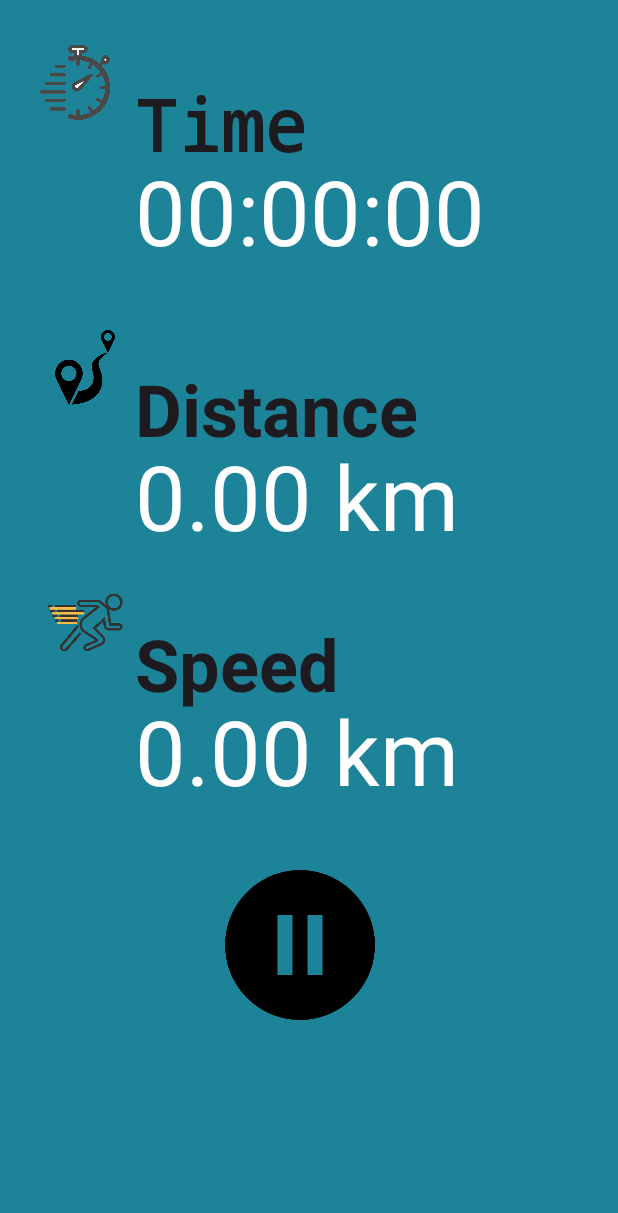
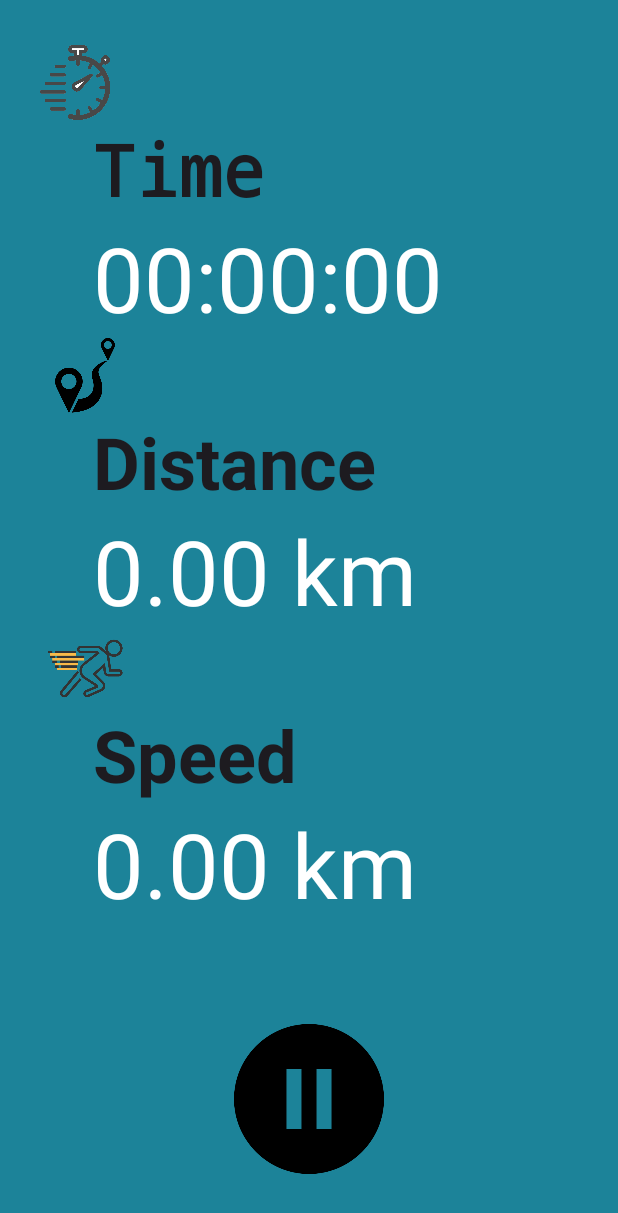
Before and after one commit to Emrik123/PaceKeeper, an Android app: the fragment RunnerView shown on its own in the app's theme, on a phone screen of 412 x 824 dp. Shown: the top 1213 px of the screen. Run offline under Robolectric (Android 15) with nearby library versions, the phone set to English and light mode, and no system bars.

Commit message:
Added more reasonable constraints for the runner view.
Changed the constraints in the runner view so that elements is relative to each other and the parent instead of being hard coded with margin from top and left.

```diff
--- a/app/src/main/java/com/example/pacekeeper/SessionFragment.java
+++ b/app/src/main/java/com/example/pacekeeper/SessionFragment.java
@@ -63,9 +63,8 @@ public class SessionFragment extends Fragment {
     }
 
     @Override
-    public View onCreateView(LayoutInflater inflater, ViewGroup container,
-                             Bundle savedInstanceState) {
-        // Inflate the layout for this fragment
+    public View onCreateView(LayoutInflater inflater, ViewGroup container, Bundle savedInstanceState) {
+
         View rootView = inflater.inflate(R.layout.fragment_session, container, false);
 
         ImageButton expandButton =rootView.findViewById(R.id.expand_button);
@@ -81,6 +80,6 @@ public class SessionFragment extends Fragment {
                 }
             }
         });
-        return inflater.inflate(R.layout.fragment_session, container, false);
+        return rootView;
     }
 }
--- a/app/src/main/res/layout/fragment_blank.xml
+++ b/app/src/main/res/layout/fragment_blank.xml
@@ -1,26 +1,57 @@
 <?xml version="1.0" encoding="utf-8"?>
-<FrameLayout xmlns:android="http://schemas.android.com/apk/res/android"
+<androidx.constraintlayout.widget.ConstraintLayout xmlns:android="http://schemas.android.com/apk/res/android"
+    xmlns:app="http://schemas.android.com/apk/res-auto"
     xmlns:tools="http://schemas.android.com/tools"
     android:id="@+id/fragment_blank"
     android:layout_width="match_parent"
     android:layout_height="match_parent"
     android:background="#1C8399"
-    tools:context=".RunnerView">
+    android:visibility="visible"
+    tools:context=".MainActivity"
+    tools:visibility="visible">
+<!--For some reason all horizontal placement is set using orientation vertical and vice versa for vertical-->
+    <!--I don't know why-->
+
+    <androidx.constraintlayout.widget.Guideline
+        android:id="@+id/guideline_horizontal_text"
+        android:layout_width="wrap_content"
+        android:layout_height="wrap_content"
+        android:orientation="vertical"
+        app:layout_constraintGuide_percent="0.15" />
+
+    <androidx.constraintlayout.widget.Guideline
+        android:id="@+id/guideline_horizontal_icon"
+        android:layout_width="wrap_content"
+        android:layout_height="wrap_content"
+        android:orientation="vertical"
+        app:layout_constraintGuide_percent="0.00" />
+
+    <!--This is only used for the pause button-->
+    <androidx.constraintlayout.widget.Guideline
+        android:id="@+id/guideline_vertical_icon"
+        android:layout_width="wrap_content"
+        android:layout_height="wrap_content"
+        android:orientation="horizontal"
+        app:layout_constraintGuide_percent="0.95" />
 
     <ImageView
         android:id="@+id/timeLogo"
         android:layout_width="100dp"
         android:layout_height="50dp"
+        app:layout_constraintTop_toTopOf="parent"
+        app:layout_constraintStart_toStartOf="@+id/guideline_horizontal_icon"
+
         android:layout_marginTop="30dp"
-        android:src="@drawable/stopwatch" />
+        android:src="@drawable/stopwatch"
+        android:contentDescription="Stopwatch" />
 
     <TextView
+        android:id="@+id/time_text"
         android:layout_width="300dp"
         android:layout_height="wrap_content"
-        android:layout_marginLeft="90dp"
-        android:layout_marginTop="50dp"
+        app:layout_constraintTop_toBottomOf="@+id/timeLogo"
+        app:layout_constraintStart_toStartOf="@id/guideline_horizontal_text"
         android:fontFamily="monospace"
-
         android:text="@string/timeS"
         android:textAlignment="textStart"
         android:textAppearance="@style/TextAppearance.AppCompat.Large"
@@ -31,8 +62,8 @@
         android:id="@+id/time"
         android:layout_width="wrap_content"
         android:layout_height="wrap_content"
-        android:layout_marginLeft="90dp"
-        android:layout_marginTop="100dp"
+        app:layout_constraintStart_toStartOf="@id/guideline_horizontal_text"
+        app:layout_constraintTop_toBottomOf="@+id/time_text"
         android:text="@string/time"
         android:textColor="#FFFFFF"
         android:textSize="60sp"
@@ -43,15 +74,16 @@
         android:id="@+id/distanceLogo"
         android:layout_width="113dp"
         android:layout_height="50dp"
-        android:layout_marginTop="220dp"
+        app:layout_constraintStart_toStartOf="@+id/guideline_horizontal_icon"
+        app:layout_constraintTop_toBottomOf="@+id/time"
         android:src="@drawable/distancelog" />
 
     <TextView
         android:id="@+id/distance"
         android:layout_width="wrap_content"
         android:layout_height="wrap_content"
-        android:layout_marginLeft="90dp"
-        android:layout_marginTop="240dp"
+        app:layout_constraintStart_toStartOf="@id/guideline_horizontal_text"
+        app:layout_constraintTop_toBottomOf="@+id/distanceLogo"
         android:text="@string/distance"
         android:textAlignment="textStart"
         android:textAppearance="@style/TextAppearance.AppCompat.Large"
@@ -62,8 +94,8 @@
         android:id="@+id/distanceDisplay"
         android:layout_width="wrap_content"
         android:layout_height="wrap_content"
-        android:layout_marginLeft="90dp"
-        android:layout_marginTop="290dp"
+        app:layout_constraintStart_toStartOf="@id/guideline_horizontal_text"
+        app:layout_constraintTop_toBottomOf="@+id/distance"
         android:text="@string/distanceS"
         android:textColor="#FFFFFF"
         android:textSize="60sp"
@@ -74,14 +106,16 @@
         android:id="@+id/speedLogo"
         android:layout_width="113dp"
         android:layout_height="50dp"
-        android:layout_marginTop="390dp"
+        app:layout_constraintStart_toStartOf="@+id/guideline_horizontal_icon"
+        app:layout_constraintTop_toBottomOf="@+id/distanceDisplay"
         android:src="@drawable/pngwing" />
 
     <TextView
+        android:id="@+id/speed"
         android:layout_width="wrap_content"
         android:layout_height="wrap_content"
-        android:layout_marginLeft="90dp"
-        android:layout_marginTop="410dp"
+        app:layout_constraintStart_toStartOf="@id/guideline_horizontal_text"
+        app:layout_constraintTop_toBottomOf="@+id/speedLogo"
         android:text="@string/speed"
         android:textAlignment="textStart"
         android:textAppearance="@style/TextAppearance.AppCompat.Large"
@@ -92,8 +126,8 @@
         android:id="@+id/speedDisplay"
         android:layout_width="wrap_content"
         android:layout_height="wrap_content"
-        android:layout_marginLeft="90dp"
-        android:layout_marginTop="460dp"
+        app:layout_constraintStart_toStartOf="@id/guideline_horizontal_text"
+        app:layout_constraintTop_toBottomOf="@+id/speed"
         android:text="@string/distanceS"
         android:textColor="#FFFFFF"
         android:textSize="60sp"
@@ -106,10 +140,11 @@
         android:layout_width="100dp"
         android:layout_height="100dp"
         android:src="@drawable/pauselogo"
-        android:layout_marginLeft="150dp"
-        android:layout_marginTop="580dp"
+        app:layout_constraintStart_toStartOf="parent"
+        app:layout_constraintEnd_toEndOf="parent"
+        app:layout_constraintBottom_toBottomOf="@+id/guideline_vertical_icon"
         android:scaleType="centerCrop"
         android:background="@drawable/round_button"
        />
 
-</FrameLayout>
+</androidx.constraintlayout.widget.ConstraintLayout>
--- a/app/src/main/res/layout/fragment_session.xml
+++ b/app/src/main/res/layout/fragment_session.xml
@@ -15,6 +15,7 @@
         android:fontFamily="sans-serif-black"
         android:text="Sessions"
         android:textAlignment="center"
+        android:textColor="#FFFFFF"
         android:textSize="34sp"
         app:layout_constraintEnd_toEndOf="parent"
         app:layout_constraintStart_toStartOf="parent"
@@ -38,9 +39,10 @@
         android:layout_width="0dp"
         android:layout_height="wrap_content"
         android:text="@string/sessionOverview"
-        app:layout_constraintTop_toTopOf="@id/linearLayout"
+        android:textSize="24sp"
+        app:layout_constraintEnd_toEndOf="@id/linearLayout"
         app:layout_constraintStart_toStartOf="@id/linearLayout"
-        app:layout_constraintEnd_toEndOf="@id/linearLayout"/>
+        app:layout_constraintTop_toTopOf="@id/linearLayout" />
 
 
     <ImageButton
@@ -60,8 +62,9 @@
         android:layout_width="0dp"
         android:layout_height="wrap_content"
         android:text="@string/extendedSessionInfo"
+        android:textSize="20sp"
         android:visibility="gone"
-        app:layout_constraintTop_toBottomOf="@id/expand_button"
+        app:layout_constraintEnd_toEndOf="@id/linearLayout"
         app:layout_constraintStart_toStartOf="@id/linearLayout"
-        app:layout_constraintEnd_toEndOf="@id/linearLayout"/>
+        app:layout_constraintTop_toBottomOf="@id/expand_button" />
 </androidx.constraintlayout.widget.ConstraintLayout>
```
